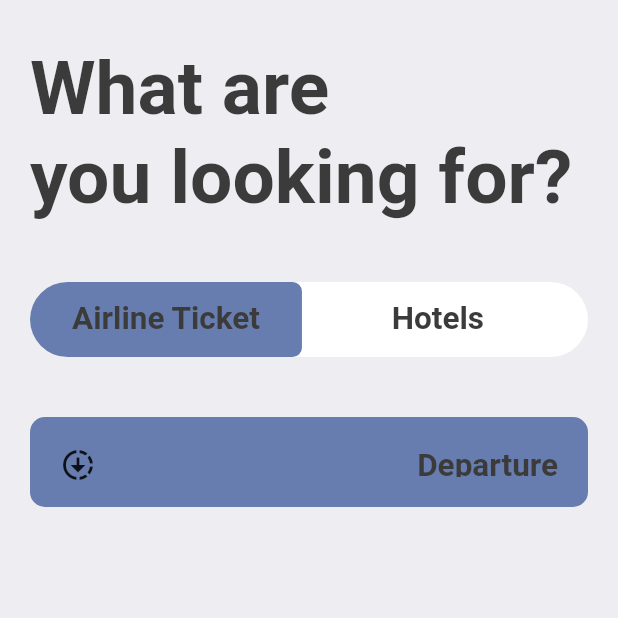
After one commit to nerd-sourav/booktickets, a Flutter app: the SearchScreen screen opened directly, on a phone screen of 412 x 824 dp, the top half of it. The commit adds this screen. Run offline on Flutter 3.47's test engine with Material 2 defaults, Android fonts, the phone set to English and light mode, and no system bars; our stand-ins replace fluentui_icons, gap, get, salomon_bottom_bar; missing offline and left inert: rounded_tabbar_widget.

Commit message:
changes to search screen added

```diff
--- /dev/null
+++ b/lib/screens/search_screen.dart
@@ -0,0 +1,111 @@
+import 'package:booktickets/utils/styles.dart';
+import 'package:flutter/material.dart';
+import 'package:flutter/src/widgets/framework.dart';
+import 'package:flutter/src/widgets/placeholder.dart';
+import 'package:gap/gap.dart';
+
+import '../utils/layouts.dart';
+
+class SearchScreen extends StatelessWidget {
+  const SearchScreen({super.key});
+
+  @override
+  Widget build(BuildContext context) {
+    final size = Layout.getSize(context);
+    return Scaffold(
+      backgroundColor: Styles.bgColor,
+      body: SafeArea(
+        child: ListView(
+          padding: EdgeInsets.symmetric(
+            horizontal: Layout.getHeight(20),
+            vertical: Layout.getWidth(30),
+          ),
+          children: [
+            Text(
+              "What are \nyou looking for?",
+              style: Styles.headLineStyle1.copyWith(fontSize: 50),
+            ),
+            Gap(Layout.getHeight(40)),
+            Container(
+              width: size.width * .44,
+              height: Layout.getHeight(50),
+              decoration: BoxDecoration(
+                color: Colors.white,
+                borderRadius: BorderRadius.circular(40),
+              ),
+              child: Row(
+                children: [
+                  Container(
+                    width: size.width * .44,
+                    height: Layout.getHeight(50),
+                    decoration: BoxDecoration(
+                      color: Styles.primaryColor,
+                      borderRadius: const BorderRadius.only(
+                        topLeft: Radius.circular(40),
+                        bottomLeft: Radius.circular(40),
+                        topRight: Radius.circular(10),
+                        bottomRight: Radius.circular(10),
+                      ),
+                    ),
+                    child: Center(
+                      child: Text(
+                        "Airline Ticket",
+                        style: Styles.headLineStyle2,
+                      ),
+                    ),
+                  ),
+                  Container(
+                    width: size.width * .44,
+                    height: Layout.getHeight(50),
+                    decoration: const BoxDecoration(
+                      borderRadius: BorderRadius.only(
+                        topRight: Radius.circular(40),
+                        bottomRight: Radius.circular(40),
+                        topLeft: Radius.circular(10),
+                        bottomLeft: Radius.circular(10),
+                      ),
+                    ),
+                    child: Center(
+                      child: Text(
+                        "Hotels",
+                        style: Styles.headLineStyle2,
+                      ),
+                    ),
+                  ),
+                ],
+              ),
+            ),
+            Gap(Layout.getHeight(40)),
+            Container(
+              padding: EdgeInsets.symmetric(
+                horizontal: Layout.getHeight(20),
+                vertical: Layout.getWidth(20),
+              ),
+              width: size.width * .44,
+              height: Layout.getHeight(60),
+              decoration: BoxDecoration(
+                color: Styles.primaryColor,
+                borderRadius: const BorderRadius.only(
+                  topLeft: Radius.circular(10),
+                  bottomLeft: Radius.circular(10),
+                  topRight: Radius.circular(10),
+                  bottomRight: Radius.circular(10),
+                ),
+              ),
+              child: Row(
+                mainAxisAlignment: MainAxisAlignment.spaceBetween,
+                children: [
+                  Icon(Icons.downloading),
+                  Text(
+                    "Departure",
+                    style: Styles.headLineStyle2,
+                  )
+                ],
+              ),
+            ),
+          ],
+        ),
+      ),
+    );
+  }
+}
--- a/lib/screens/ticket_view.dart
+++ b/lib/screens/ticket_view.dart
@@ -103,7 +103,7 @@ class TicketView extends StatelessWidget {
                           style: Styles.headLineStyle3.copyWith(
                               fontWeight: FontWeight.w500,
                               color: Colors.white)),
-                      Text('${ticketData['to']['code']}',
+                      Text('${ticketData['to']['name']}',
                           style: Styles.headLineStyle3
                               .copyWith(color: Colors.white)),
                     ],
--- a/lib/utils/layouts.dart
+++ b/lib/utils/layouts.dart
@@ -1,8 +1,28 @@
 import 'package:flutter/material.dart';
+import 'package:get/get.dart';
 
 // used to pass screen width and height to the program.
 class Layout {
   static getSize(BuildContext context) {
     return MediaQuery.of(context).size;
   }
+
+  static getScreenHeight() {
+    return Get.height;
+  }
+
+  static getScreenWidth() {
+    return Get.width;
+  }
+
+// this will give us the height ratio of the screen!
+  static getHeight(double pixels) {
+    double x = getScreenHeight() / pixels;
+    return getScreenHeight() / x;
+  }
+
+  static getWidth(double pixels) {
+    double x = getScreenWidth() / pixels;
+    return getScreenWidth() / x;
+  }
 }
--- a/pubspec.yaml
+++ b/pubspec.yaml
@@ -33,6 +33,9 @@ dependencies:
   cupertino_icons: ^1.0.2
   fluentui_icons: ^1.0.0
   gap: ^2.0.0
+  get: ^4.6.5
+  rounded_tabbar_widget: ^0.0.2
+  salomon_bottom_bar: ^3.3.1
 
 dev_dependencies:
   flutter_test:
```
Also changed, not shown: lib/screens/bottom_bar.dart (+93 -35 lines), pubspec.lock.
